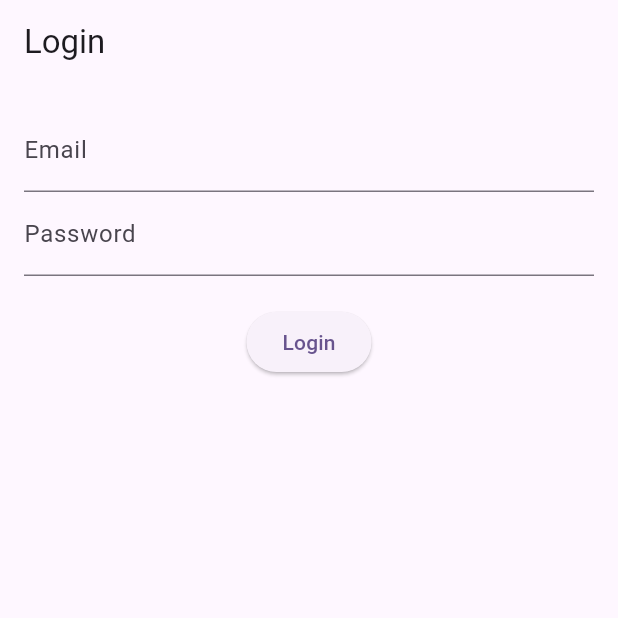
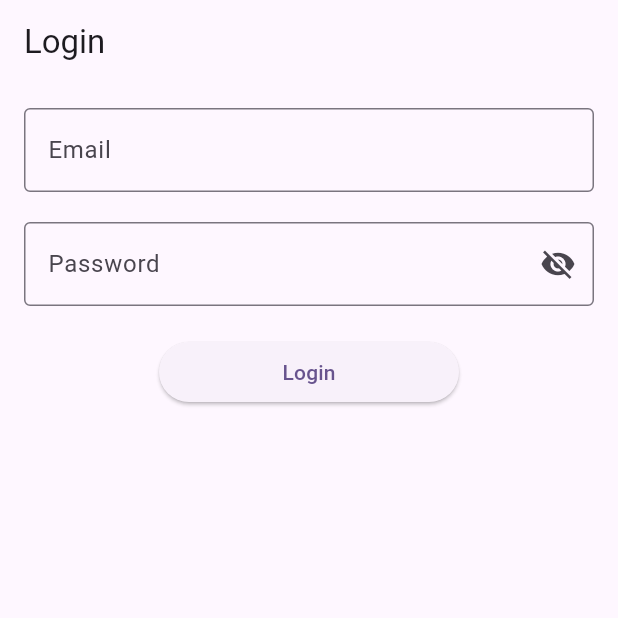
Before and after one commit to PinKevin/asesmen_paud, a Flutter app: the screen it shows after launch, on a phone screen of 412 x 824 dp, the top half of it. Run offline on Flutter 3.47's test engine with Material 3 defaults, Android fonts, the phone set to English and light mode, and no system bars; our stand-ins replace flutter_dotenv.

Commit message:
fix(login): change text field to outline, add visibility toggle to password

```diff
--- a/lib/pages/login_page.dart
+++ b/lib/pages/login_page.dart
@@ -1,3 +1,5 @@
+import 'package:asesmen_paud/api/base_response.dart';
+import 'package:asesmen_paud/api/login_payload.dart';
 import 'package:flutter/material.dart';
 import 'package:asesmen_paud/api/service/auth_service.dart';
 
@@ -14,10 +16,17 @@ class LoginPageState extends State<LoginPage> {
   final AuthService _authService = AuthService();
 
   String _message = '';
+  bool _passwordVisible = false;
+
+  @override
+  void initState() {
+    super.initState();
+    _passwordVisible = false;
+  }
 
   void _login() async {
     try {
-      final response = await _authService.login(
+      final BaseResponse<LoginPayload> response = await _authService.login(
           _emailController.text, _passwordController.text);
 
       if (response.status == 'success') {
@@ -48,17 +57,40 @@ class LoginPageState extends State<LoginPage> {
           children: [
             TextField(
               controller: _emailController,
-              decoration: const InputDecoration(labelText: 'Email'),
-            ),
-            TextField(
-              controller: _passwordController,
-              decoration: const InputDecoration(labelText: 'Password'),
-              obscureText: true,
+              decoration: const InputDecoration(
+                labelText: 'Email',
+                border: OutlineInputBorder(),
+              ),
             ),
             const SizedBox(
               height: 20,
             ),
-            ElevatedButton(onPressed: _login, child: const Text('Login')),
+            TextField(
+              controller: _passwordController,
+              decoration: InputDecoration(
+                  labelText: 'Password',
+                  border: const OutlineInputBorder(),
+                  suffixIcon: IconButton(
+                      onPressed: () {
+                        setState(() {
+                          _passwordVisible = !_passwordVisible;
+                        });
+                      },
+                      icon: Icon(_passwordVisible
+                          ? Icons.visibility
+                          : Icons.visibility_off))),
+              obscureText: _passwordVisible,
+            ),
+            const SizedBox(
+              height: 20,
+            ),
+            ElevatedButton(
+              onPressed: _login,
+              style: ElevatedButton.styleFrom(
+                fixedSize: const Size(200, 40),
+              ),
+              child: const Text('Login'),
+            ),
             const SizedBox(
               height: 20,
             ),
```
